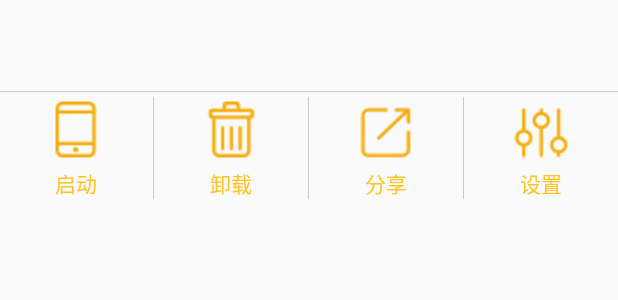
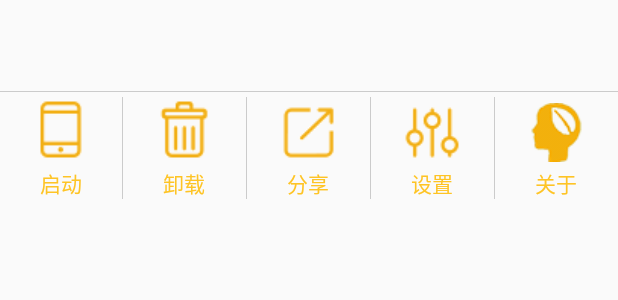
Before and after one commit to wzf383/MobileGuard, an Android app: the layout item_appmanager_list.xml on its own in the app's theme, with its tools: preview values and no code run, on a phone screen of 412 x 824 dp. Shown: the top 300 px of the screen. Run offline under Robolectric (Android 15) with nearby library versions, the phone set to English and light mode, and no system bars.

Commit message:
测试5点

```diff
--- a/app/src/main/res/layout/item_appmanager_list.xml
+++ b/app/src/main/res/layout/item_appmanager_list.xml
@@ -74,6 +74,15 @@
             style="@style/tvyellow14sp"
             android:text="设置"
             android:drawableTop="@drawable/settingicon_yellow_n"/>
+        <View
+            android:layout_width="1px"
+            android:layout_height="match_parent"
+            android:background="@color/black30"/>
+        <TextView
+            android:id="@+id/tv_about_app"
+            style="@style/tvyellow14sp"
+            android:text="关于"
+            android:drawableTop="@drawable/abouticon_yellow_n"/>
     </LinearLayout>
 
 
```
Also changed, not shown: app/src/main/java/cn/edu/gdmec/android/mobileguard/m4appmanager/adapter/AppManagerAdapter.java (+12 -2 lines), app/src/main/java/cn/edu/gdmec/android/mobileguard/m4appmanager/utils/EngineUtils.java (+69 -0 lines), app/src/main/res/drawable/abouticon_yellow_n.png (added).
